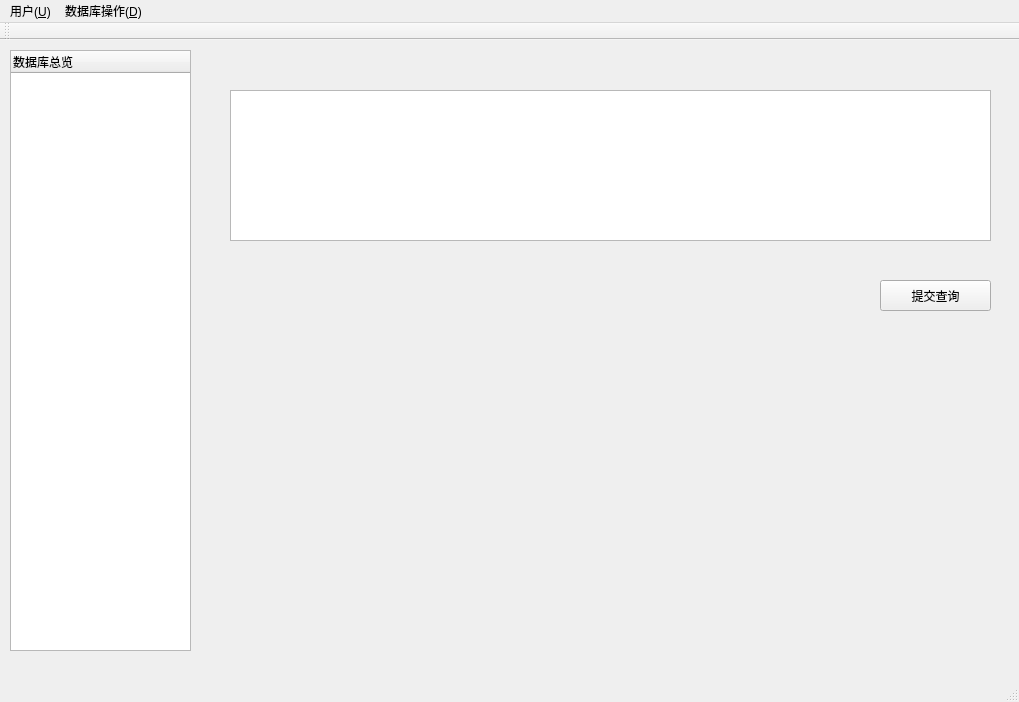
Before: the Qt Designer form DBMS/mainwindow.ui in Rainysponge/DBMS, drawn with Qt 5.
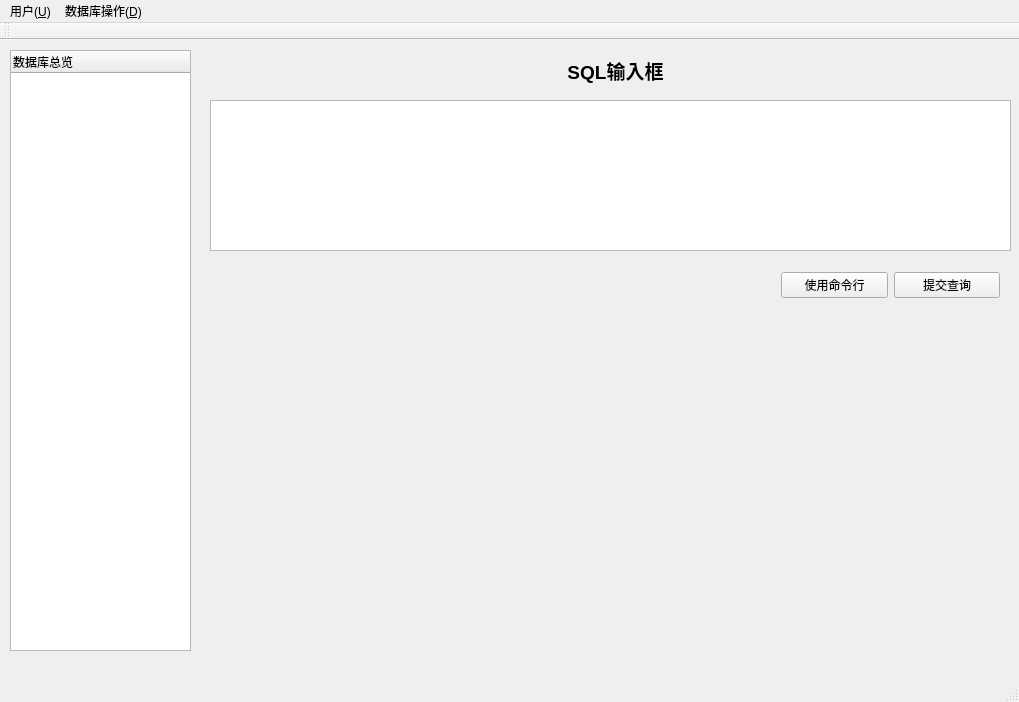
After: the same form once the commit is applied.

Diff of the .ui file:
```diff
--- a/DBMS/mainwindow.ui
+++ b/DBMS/mainwindow.ui
@@ -14,25 +14,12 @@
    <string>MainWindow</string>
   </property>
   <widget class="QWidget" name="centralWidget">
-   <widget class="QPushButton" name="pushButtonCommitQ">
-    <property name="geometry">
-     <rect>
-      <x>880</x>
-      <y>240</y>
-      <width>111</width>
-      <height>31</height>
-     </rect>
-    </property>
-    <property name="text">
-     <string>提交查询</string>
-    </property>
-   </widget>
    <widget class="QTextEdit" name="textEditSQL">
     <property name="geometry">
      <rect>
-      <x>230</x>
-      <y>50</y>
-      <width>761</width>
+      <x>210</x>
+      <y>60</y>
+      <width>801</width>
       <height>151</height>
      </rect>
     </property>
@@ -52,6 +39,45 @@
      </property>
     </column>
    </widget>
+   <widget class="QLabel" name="label">
+    <property name="geometry">
+     <rect>
+      <x>500</x>
+      <y>10</y>
+      <width>231</width>
+      <height>41</height>
+     </rect>
+    </property>
+    <property name="text">
+     <string>&lt;html&gt;&lt;head/&gt;&lt;body&gt;&lt;p align=&quot;center&quot;&gt;&lt;span style=&quot; font-size:14pt; font-weight:600;&quot;&gt;SQL输入框&lt;/span&gt;&lt;/p&gt;&lt;/body&gt;&lt;/html&gt;</string>
+    </property>
+   </widget>
+   <widget class="QWidget" name="">
+    <property name="geometry">
+     <rect>
+      <x>770</x>
+      <y>220</y>
+      <width>241</width>
+      <height>51</height>
+     </rect>
+    </property>
+    <layout class="QHBoxLayout" name="horizontalLayout">
+     <item>
+      <widget class="QPushButton" name="pushButtonCMD">
+       <property name="text">
+        <string>使用命令行</string>
+       </property>
+      </widget>
+     </item>
+     <item>
+      <widget class="QPushButton" name="pushButtonCommitQ">
+       <property name="text">
+        <string>提交查询</string>
+       </property>
+      </widget>
+     </item>
+    </layout>
+   </widget>
   </widget>
   <widget class="QMenuBar" name="menuBar">
    <property name="geometry">
```
